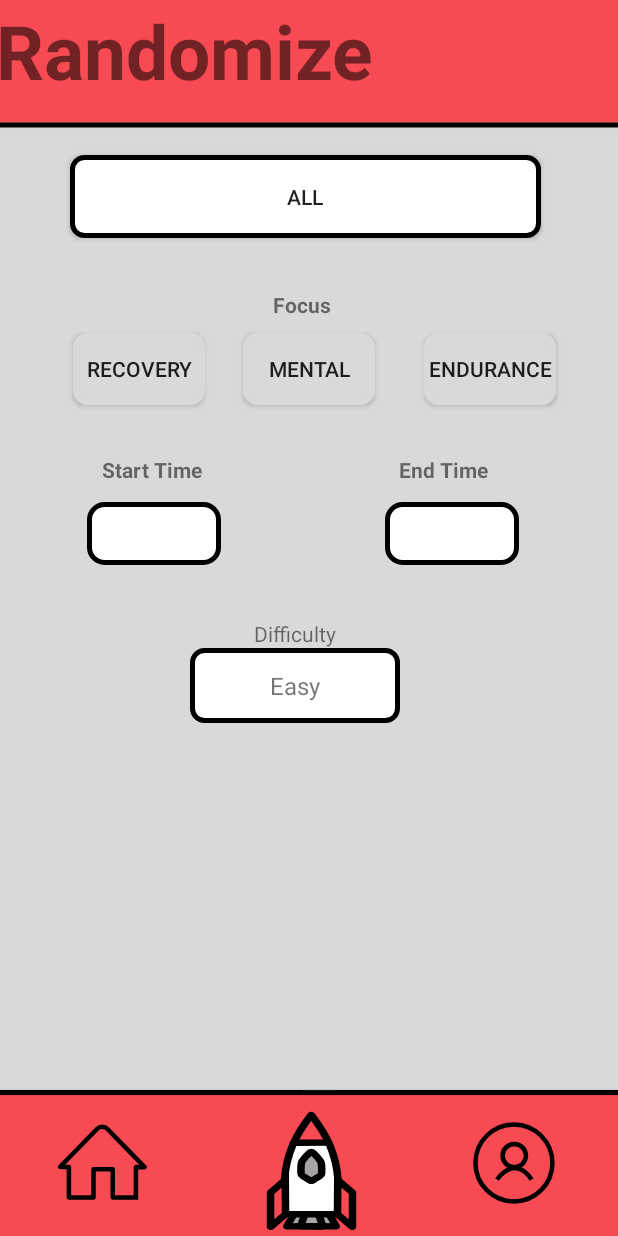
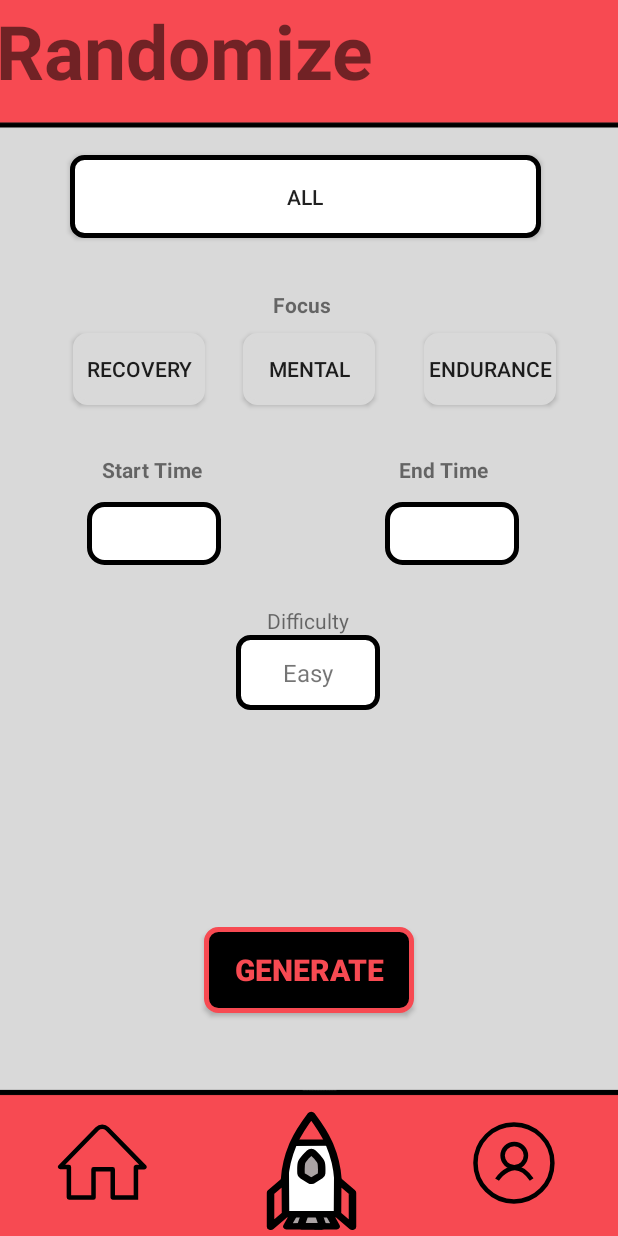
Before and after one commit to Luisob95/TeamTwoProject, an Android app: the PlanActivity screen opened directly, with no data from a screen before it, after a tap on "Randomizer", on a phone screen of 412 x 824 dp. Run offline under Robolectric (Android 15) with nearby library versions, the phone set to English and light mode, and no system bars.

Commit message:
Rough Draft of Randomize UI complete
Need to move it to another activity
Next Going to Work on How the file will save or transfer to the generator
Also need to add and error checker for the input so it wont break the Generator

```diff
--- a/app/src/main/java/com/example/myapplication/PlanActivity.java
+++ b/app/src/main/java/com/example/myapplication/PlanActivity.java
@@ -2,12 +2,14 @@ package com.example.myapplication;
 
 import android.content.Intent;
 import android.os.Bundle;
+import android.text.InputType;
 import android.text.Layout;
 import android.view.Gravity;
 import android.view.View;
 import android.view.ViewGroup;
 import android.widget.ArrayAdapter;
 import android.widget.Button;
+import android.widget.EditText;
 import android.widget.ImageButton;
 import android.widget.LinearLayout;
 import android.widget.SeekBar;
@@ -19,30 +21,34 @@ import androidx.appcompat.app.AppCompatActivity;
 import androidx.constraintlayout.widget.ConstraintSet;
 
 public class PlanActivity extends AppCompatActivity {
-
     @Override
     protected void onCreate(Bundle savedInstanceState) {
         super.onCreate(savedInstanceState);
+        // Set Layout
         setContentView(R.layout.page_plan_menu);
-
+        // Randomize Navigation
         TextView btnRandomize = findViewById(R.id.btn_Text_Randomizer);
         btnRandomize.setOnClickListener(v -> {
-            setContentView(R.layout.page_plan_randomizer);
-            LinearLayout layoutDifficulty = findViewById(R.id.linearLayout);
-            createSpinnerButton(layoutDifficulty);
+            setContentView(R.layout.page_plan_randomizer); //Need to make this an intent to switch activity and move all randomize functional
+            // Initialization
             ToggleButton toggleButton = findViewById(R.id.toggle_btn);
+            LinearLayout dynamicLayout = findViewById(R.id.linearLayout);
+            // Create Buttons For All Toggle
+            createDifficultyBtn(dynamicLayout);
+            // Toggle Button Functionality
             toggleButton.setOnCheckedChangeListener((buttonView, isChecked) -> {
-                layoutDifficulty.removeAllViews();
+                // Delete Current Dynamic Buttons
+                dynamicLayout.removeAllViews();
+                // If All
                 if (isChecked) {
-                    createSpinnerButton(layoutDifficulty);
-
-                } else {
-
+                    createDifficultyBtn(dynamicLayout);
+                }
+                // If Exercise
+                else {
+                    createTimeSettingsButton(dynamicLayout);
                 }
             });
-
         });
-
         // Menu Navigation
         ImageButton btnHome = findViewById(R.id.home_icon);
         ImageButton btnProfile = findViewById(R.id.icon_Profile);
@@ -55,22 +61,40 @@ public class PlanActivity extends AppCompatActivity {
             startActivity(intent);
         });
     }
-    // Difficulty
-    public void createSpinnerButton(LinearLayout btnLayout) {
+    public void createDifficultyBtn(LinearLayout btnLayout) {
+        // Difficulty Label
         TextView labelDifficulty = new TextView(this);
         labelDifficulty.setText("Difficulty");
+        labelDifficulty.setTextAlignment(View.TEXT_ALIGNMENT_CENTER);
+        btnLayout.addView(labelDifficulty);
+        // Drop Down Button
         Spinner spnDifficulty = new Spinner(this);
         String[] items = {"Easy", "Medium", "Hard", "Nightmare"};
-        labelDifficulty.setTextAlignment(View.TEXT_ALIGNMENT_CENTER);
-        ArrayAdapter<String> adapter = new ArrayAdapter<>(this,
-                R.layout.customspinner, items);
-
+        ArrayAdapter<String> adapter = new ArrayAdapter<>(this, R.layout.customspinner, items);
         spnDifficulty.setAdapter(adapter);
         spnDifficulty.setBackgroundResource(R.drawable.rounded_spinner);
-        btnLayout.addView(labelDifficulty);
         btnLayout.addView(spnDifficulty);
     }
-    public void createNumberSliders(LinearLayout btnLayout) {
-
+    public void createTimeSettingsButton(LinearLayout btnLayout){
+        // Label Frequency
+        TextView labelFrequency = new TextView(this);
+        labelFrequency.setTextAlignment(View.TEXT_ALIGNMENT_CENTER);
+        labelFrequency.setText("Frequency");
+        btnLayout.addView(labelFrequency);
+        // Frequency Number Box
+        EditText textFrequency = new EditText(this);
+        textFrequency.setInputType(InputType.TYPE_CLASS_NUMBER);
+        textFrequency.setBackgroundResource(R.drawable.rounded_spinner);
+        btnLayout.addView(textFrequency);
+        // Label Duration
+        TextView labelDuration = new TextView(this);
+        labelDuration.setText("Duration");
+        btnLayout.addView(labelDuration);
+        // Duration Number Box
+        EditText textDuration = new EditText(this);
+        textDuration.setInputType(InputType.TYPE_CLASS_NUMBER);
+        textDuration.setBackgroundResource(R.drawable.rounded_spinner);
+        labelDuration.setTextAlignment(View.TEXT_ALIGNMENT_CENTER);
+        btnLayout.addView(textDuration);
     }
 }
--- /dev/null
+++ b/app/src/main/res/drawable/rounded_generate_button.xml
@@ -0,0 +1,19 @@
+<!-- res/drawable/rounded_edittext_selector.xml -->
+<selector xmlns:android="http://schemas.android.com/apk/res/android">
+    <!--Pressed -->
+    <item android:state_pressed="true">
+        <shape>
+            <corners android:radius="8dp" />
+            <solid android:color="@color/white" />
+            <stroke android:color="@color/red" android:width="3dp" />
+        </shape>
+    </item>
+    <!--Not Pressed -->
+    <item>
+        <shape>
+            <corners android:radius="8dp" />
+            <solid android:color="@color/black" />
+            <stroke android:color="@color/red" android:width="3dp" />
+        </shape>
+    </item>
+</selector>
--- a/app/src/main/res/layout/page_plan_randomizer.xml
+++ b/app/src/main/res/layout/page_plan_randomizer.xml
@@ -226,16 +226,32 @@
         app:layout_constraintVertical_bias="0.239" />
 
 
+    <Button
+        android:id="@+id/btnLogin"
+        android:layout_width="140dp"
+        android:layout_height="57dp"
+        android:background="@drawable/rounded_generate_button"
+        android:drawablePadding="4dp"
+        android:text="Generate"
+        android:textColor="@color/red"
+        android:textSize="20sp"
+        android:textStyle="bold"
+        app:layout_constraintBottom_toBottomOf="parent"
+        app:layout_constraintEnd_toEndOf="parent"
+        app:layout_constraintStart_toStartOf="parent"
+        app:layout_constraintTop_toTopOf="parent"
+        app:layout_constraintVertical_bias="0.806" />
+
     <LinearLayout
         android:id="@+id/linearLayout"
-        android:layout_width="140dp"
-        android:layout_height="123dp"
+        android:layout_width="96dp"
+        android:layout_height="181dp"
         android:orientation="vertical"
         app:layout_constraintBottom_toBottomOf="parent"
         app:layout_constraintEnd_toEndOf="parent"
-        app:layout_constraintHorizontal_bias="0.466"
+        app:layout_constraintHorizontal_bias="0.498"
         app:layout_constraintStart_toStartOf="parent"
         app:layout_constraintTop_toTopOf="parent"
-        app:layout_constraintVertical_bias="0.589"></LinearLayout>
+        app:layout_constraintVertical_bias="0.629"></LinearLayout>
 
 </androidx.constraintlayout.widget.ConstraintLayout>
```
